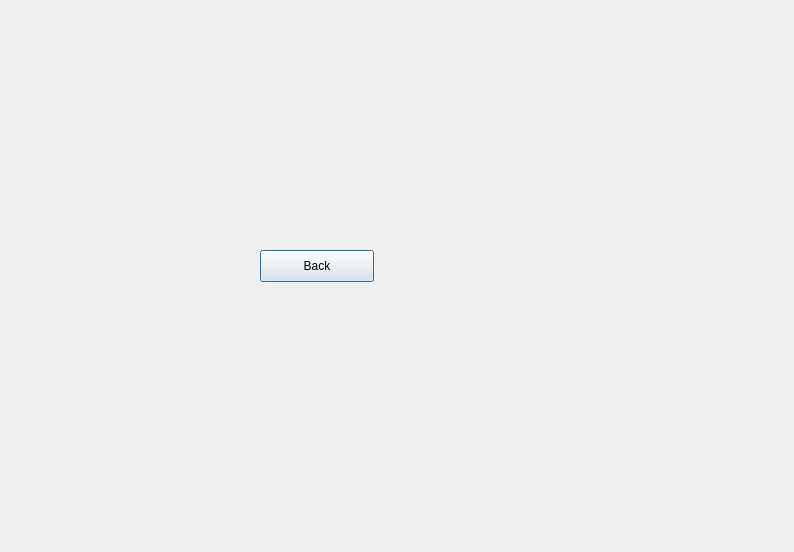
skandermoalla/CSE201-Top5, file BTM_Qt/teaminfo.ui: the form before one commit.
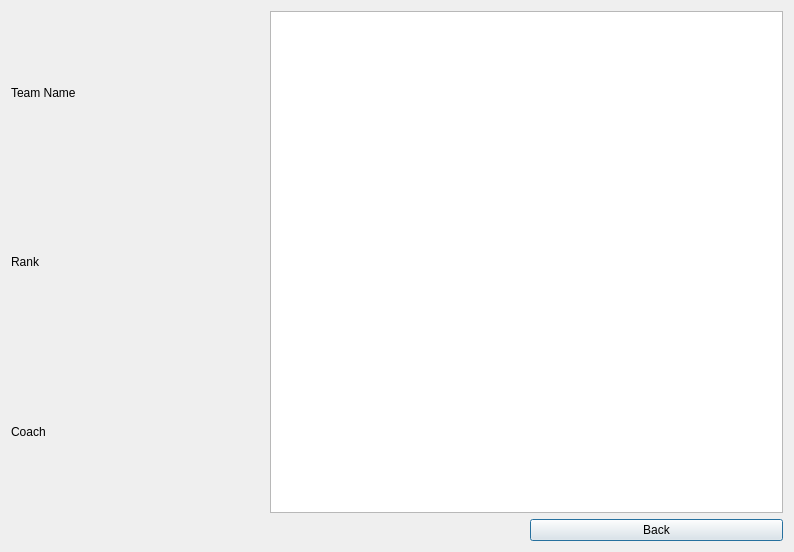
The form after the commit.

What changed in the file:
```diff
--- a/BTM_Qt/teaminfo.ui
+++ b/BTM_Qt/teaminfo.ui
@@ -13,52 +13,43 @@
   <property name="windowTitle">
    <string>Dialog</string>
   </property>
-  <widget class="QWidget" name="layoutWidget">
-   <property name="geometry">
-    <rect>
-     <x>100</x>
-     <y>30</y>
-     <width>191</width>
-     <height>71</height>
-    </rect>
-   </property>
+  <layout class="QGridLayout" name="gridLayout">
+   <item row="0" column="0">
    <layout class="QVBoxLayout" name="verticalLayout">
     <item>
      <widget class="QLabel" name="teamn">
       <property name="text">
-       <string/>
+        <string>Team Name</string>
       </property>
      </widget>
     </item>
     <item>
      <widget class="QLabel" name="division">
       <property name="text">
-       <string/>
+        <string>Rank</string>
       </property>
      </widget>
     </item>
     <item>
      <widget class="QLabel" name="coachn">
       <property name="text">
-       <string/>
+        <string>Coach</string>
       </property>
      </widget>
     </item>
    </layout>
-  </widget>
+   </item>
+   <item row="1" column="2">
   <widget class="QPushButton" name="pushButton">
-   <property name="geometry">
-    <rect>
-     <x>260</x>
-     <y>250</y>
-     <width>114</width>
-     <height>32</height>
-    </rect>
-   </property>
    <property name="text">
     <string>Back</string>
    </property>
   </widget>
+   </item>
+   <item row="0" column="1" colspan="2">
+    <widget class="QTableWidget" name="tableWidget"/>
+   </item>
+  </layout>
  </widget>
  <resources/>
  <connections/>
```
Lines whose indentation alone changed are shown as unchanged.
